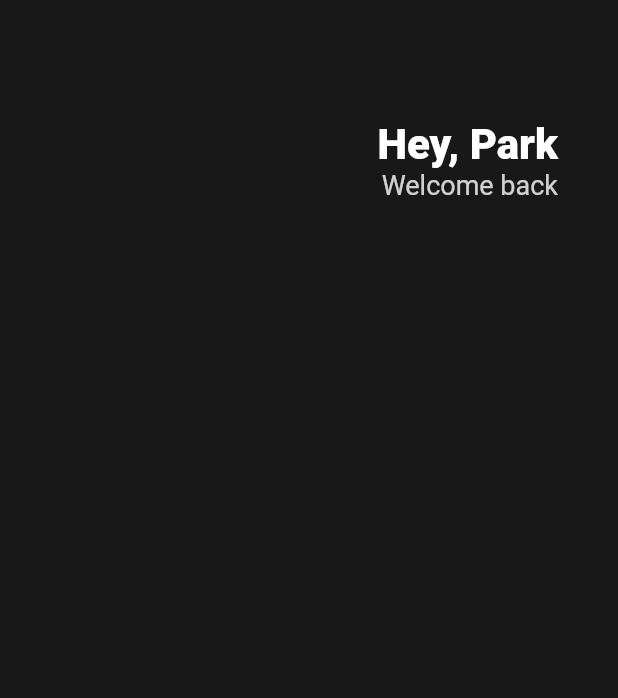
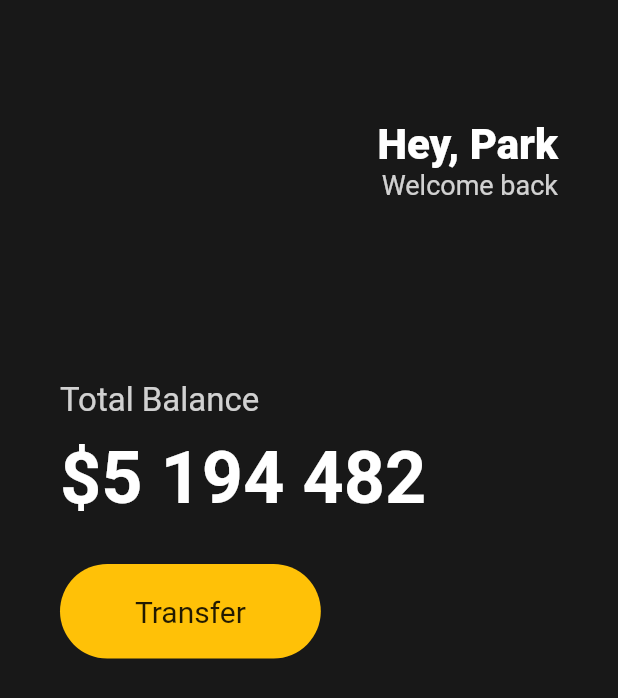
Before and after one commit to ParkJong-Hun/Toonflix, a Flutter app: the screen it shows after launch, on a phone screen of 412 x 824 dp. Shown: the top 698 px of the screen. Run offline on Flutter 3.47's test engine with Material 2 defaults, Android fonts, the phone set to English and light mode, and no system bars.

Commit message:
feat: implement balance, transfer button

```diff
--- a/lib/main.dart
+++ b/lib/main.dart
@@ -13,6 +13,7 @@ class App extends StatelessWidget {
         body: Padding(
           padding: EdgeInsets.symmetric(horizontal: 40),
           child: Column(
+            crossAxisAlignment: CrossAxisAlignment.start,
             children: [
               SizedBox(
                 height: 80,
@@ -44,6 +45,53 @@ class App extends StatelessWidget {
                     ],
                   )
                 ],
+              ),
+              SizedBox(
+                height: 120,
+              ),
+              Text(
+                'Total Balance',
+                style: TextStyle(
+                  fontSize: 22,
+                  color: Colors.white.withOpacity(0.8),
+                ),
+              ),
+              SizedBox(
+                height: 10,
+              ),
+              Text(
+                '\$5 194 482',
+                style: TextStyle(
+                  fontSize: 48,
+                  fontWeight: FontWeight.w600,
+                  color: Colors.white,
+                ),
+              ),
+              SizedBox(
+                height: 30,
+              ),
+              Row(
+                children: [
+                  // Box(div)같은 녀석.
+                  Container(
+                    decoration: BoxDecoration(
+                      color: Colors.amber,
+                      borderRadius: BorderRadius.circular(45),
+                    ),
+                    child: Padding(
+                      padding: EdgeInsets.symmetric(
+                        vertical: 20,
+                        horizontal: 50,
+                      ),
+                      child: Text(
+                        'Transfer',
+                        style: TextStyle(
+                          fontSize: 20,
+                        ),
+                      ),
+                    ),
+                  ),
+                ],
               )
             ],
           ),
```
